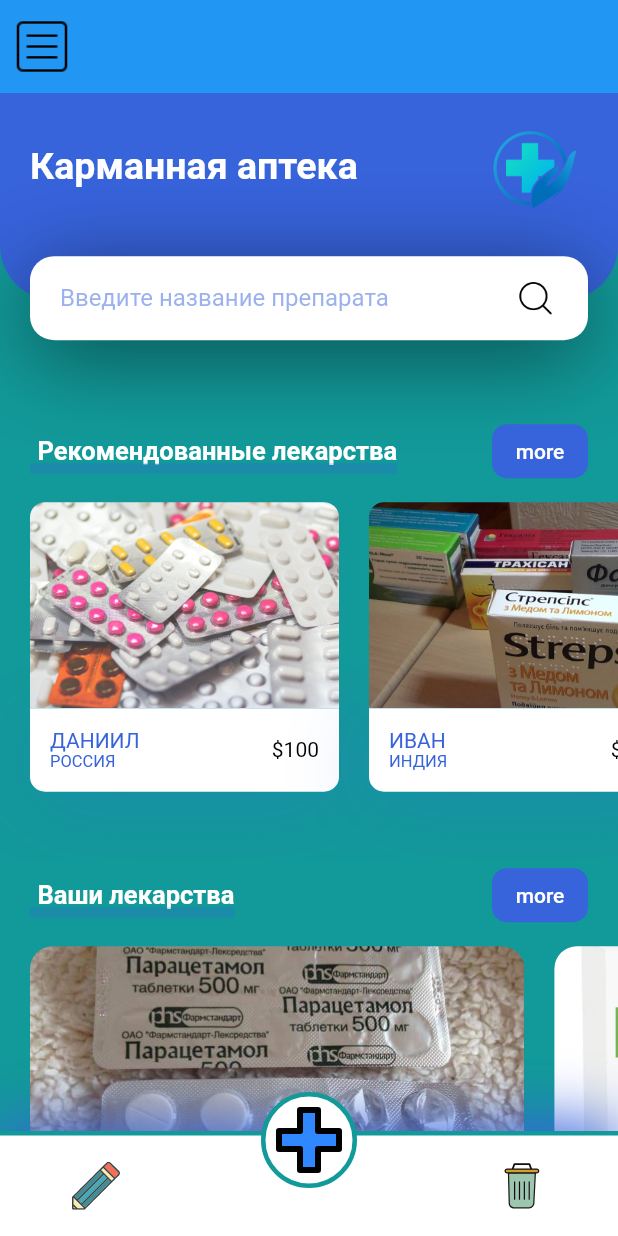
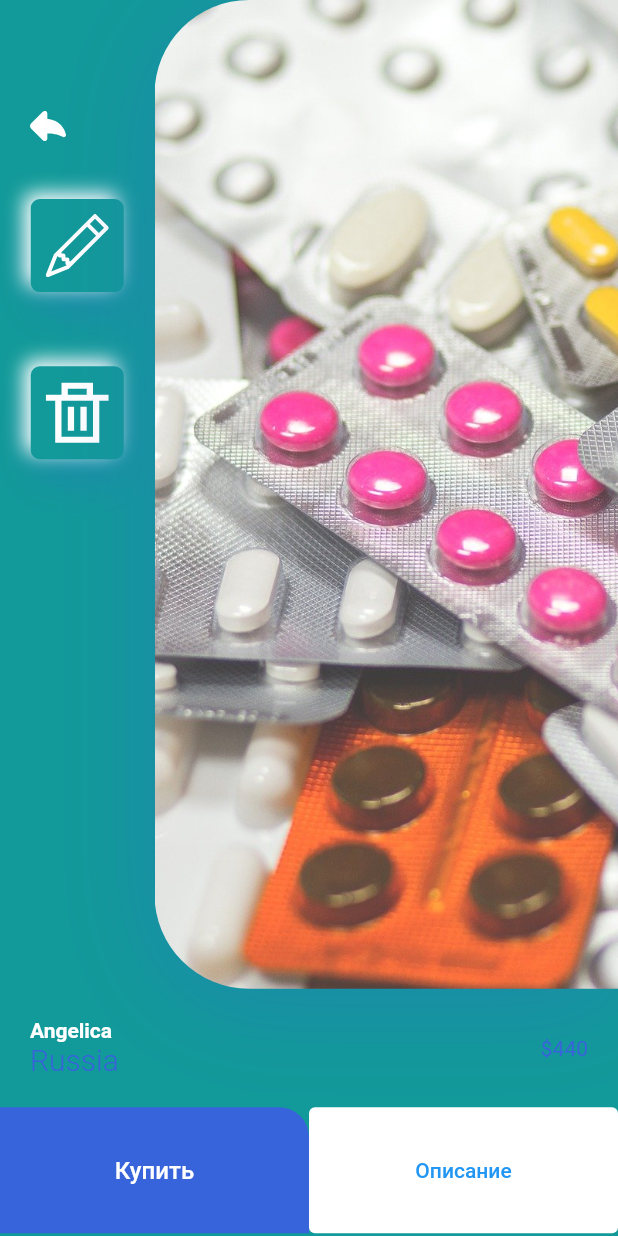
Before and after one commit to dev-Macintosh/Pocket_apteka, a Flutter app: the screen it shows after launch, after a tap on an icon or button, on a phone screen of 412 x 824 dp. Run offline on Flutter 3.47's test engine with Material 2 defaults, Android fonts, the phone set to English and light mode, and no system bars; our stand-ins replace flutter_svg.

Commit message:
basic functionally

```diff
--- /dev/null
+++ b/lib/screens/details/components/body.dart
@@ -0,0 +1,62 @@
+import 'package:flutter/material.dart';
+import 'package:flutter/src/widgets/framework.dart';
+import 'package:flutter/src/widgets/placeholder.dart';
+import 'package:pocket_apteka/constants.dart';
+
+import 'images_and_icons.dart';
+import 'title_and_price.dart';
+
+class Body extends StatelessWidget {
+  const Body({super.key});
+
+  @override
+  Widget build(BuildContext context) {
+    Size size = MediaQuery.of(context).size;
+    return SingleChildScrollView(
+      child: Column(
+        children: <Widget>[
+          ImageAndIcons(size: size),
+          TitleAndPrice(title: "Angelica", country: "Russia", price: 440),
+          SizedBox(height: kPaddingOffset),
+          Row(
+            crossAxisAlignment: CrossAxisAlignment.center,
+            children: <Widget>[
+              SizedBox(
+                width: size.width / 2,
+                height: 84,
+                child: TextButton(
+                  style: ButtonStyle(
+                    shape: MaterialStateProperty.all(RoundedRectangleBorder(
+                      borderRadius: BorderRadius.only(
+                        topRight: Radius.circular(20),
+                      ),
+                    )),
+                    backgroundColor: MaterialStateProperty.all(kPrimaryColor),
+                  ),
+                  onPressed: () {},
+                  child: Text(
+                    "Купить",
+                    style: TextStyle(
+                      color: Colors.white,
+                      fontSize: 16,
+                    ),
+                  ),
+                ),
+              ),
+              SizedBox(
+                height: 84,
+                width: size.width / 2,
+                child: TextButton(
+                  onPressed: () {},
+                  child: Text("Описание"),
+                  style: ButtonStyle(
+                      backgroundColor: MaterialStateProperty.all(Colors.white)),
+                ),
+              ),
+            ],
+          ),
+        ],
+      ),
+    );
+  }
+}
--- /dev/null
+++ b/lib/screens/details/components/icon_card.dart
@@ -0,0 +1,41 @@
+import 'package:flutter/material.dart';
+import 'package:flutter_svg/flutter_svg.dart';
+import 'package:pocket_apteka/constants.dart';
+
+
+class IconCard extends StatelessWidget {
+  const IconCard({
+    super.key,
+    this.icon="",
+  }) ;
+
+  final String icon;
+
+  @override
+  Widget build(BuildContext context) {
+    Size size = MediaQuery.of(context).size;
+    return Container(
+      margin: EdgeInsets.symmetric(vertical: size.height * 0.03),
+      padding: EdgeInsets.all(kPaddingOffset/ 2),
+      height: 62,
+      width: 62,
+      decoration: BoxDecoration(
+        color: kBackgroundColor,
+        borderRadius: BorderRadius.circular(6),
+        boxShadow: [
+          BoxShadow(
+            offset: Offset(0, 15),
+            blurRadius: 22,
+            color: kPrimaryColor.withOpacity(0.22),
+          ),
+          BoxShadow(
+            offset: Offset(-4, -4),
+            blurRadius: 10,
+            color: Colors.white,
+          ),
+        ],
+      ),
+      child: SvgPicture.asset(icon,color: Colors.white,),
+    );
+  }
+}
--- /dev/null
+++ b/lib/screens/details/components/images_and_icons.dart
@@ -0,0 +1,74 @@
+import 'package:flutter/material.dart';
+import 'package:flutter_svg/flutter_svg.dart';
+import 'package:pocket_apteka/constants.dart';
+
+
+import 'icon_card.dart';
+
+class ImageAndIcons extends StatelessWidget {
+  const ImageAndIcons({
+    super.key,
+    required this.size,
+  });
+
+  final Size size;
+
+  @override
+  Widget build(BuildContext context) {
+    return Padding(
+      padding: const EdgeInsets.only(bottom: kPaddingOffset),
+      child: SizedBox(
+        height: size.height * 0.8,
+        child: Row(
+          children: <Widget>[
+            Expanded(
+              child: Padding(
+                padding:
+                    const EdgeInsets.symmetric(vertical: kPaddingOffset * 3),
+                child: Column(
+                  children: <Widget>[
+                    Align(
+                      alignment: Alignment.topLeft,
+                      child: IconButton(
+                        padding:
+                            EdgeInsets.symmetric(horizontal: kPaddingOffset),
+                        icon: SvgPicture.asset("assets/icons/back_arrow.svg",color: Colors.white,),
+                        onPressed: () {
+                          Navigator.pop(context);
+                        },
+                      ),
+                    ),
+                    IconCard(icon: "assets/icons/pencil_edit.svg"),
+                    IconCard(icon: "assets/icons/delete_edit.svg"),
+                  ],
+                ),
+              ),
+            ),
+            Container(
+              height: size.height * 0.8,
+              width: size.width * 0.75,
+              decoration: BoxDecoration(
+                borderRadius: BorderRadius.only(
+                  topLeft: Radius.circular(63),
+                  bottomLeft: Radius.circular(63),
+                ),
+                boxShadow: [
+                  BoxShadow(
+                    offset: Offset(0, 10),
+                    blurRadius: 60,
+                    color: kPrimaryColor.withOpacity(0.29),
+                  ),
+                ],
+                image: DecorationImage(
+                  alignment: Alignment.centerLeft,
+                  fit: BoxFit.cover,
+                  image: AssetImage("assets/images/medicament_1.jpg"),
+                ),
+              ),
+            ),
+          ],
+        ),
+      ),
+    );
+  }
+}
--- /dev/null
+++ b/lib/screens/details/components/title_and_price.dart
@@ -0,0 +1,49 @@
+import 'package:flutter/material.dart';
+import 'package:pocket_apteka/constants.dart';
+
+
+class TitleAndPrice extends StatelessWidget {
+  const TitleAndPrice({
+    super.key,
+    this.title,
+    this.country,
+    this.price,
+  });
+
+  final String? title, country;
+  final int? price;
+
+  @override
+  Widget build(BuildContext context) {
+    return Padding(
+      padding: const EdgeInsets.symmetric(horizontal: kPaddingOffset),
+      child: Row(
+        children: <Widget>[
+          RichText(
+            text: TextSpan(
+              children: [
+                TextSpan(
+                  text: "$title\n",
+                  style: TextStyle(color: kTextcolor, fontWeight: FontWeight.bold),
+                ),
+                TextSpan(
+                  text: country,
+                  style: TextStyle(
+                    fontSize: 20,
+                    color: kPrimaryColor,
+                    fontWeight: FontWeight.w300,
+                  ),
+                ),
+              ],
+            ),
+          ),
+          Spacer(),
+          Text(
+            "\$$price",
+            style: TextStyle(color: kPrimaryColor),
+          )
+        ],
+      ),
+    );
+  }
+}
--- /dev/null
+++ b/lib/screens/details/details_screen.dart
@@ -0,0 +1,16 @@
+import 'package:flutter/material.dart';
+import 'package:flutter/src/widgets/framework.dart';
+import 'package:flutter/src/widgets/placeholder.dart';
+
+import 'components/body.dart';
+
+class DetailScreen extends StatelessWidget {
+  const DetailScreen({super.key});
+
+  @override
+  Widget build(BuildContext context) {
+    return Scaffold(
+      body: Body()
+    );
+  }
+}
--- a/lib/screens/home/components/recommended_medicaments.dart
+++ b/lib/screens/home/components/recommended_medicaments.dart
@@ -1,5 +1,6 @@
 import 'package:flutter/material.dart';
 import 'package:pocket_apteka/constants.dart';
+import 'package:pocket_apteka/screens/details/details_screen.dart';
 
 class RecommendedMedicaments extends StatelessWidget {
   const RecommendedMedicaments({
@@ -15,21 +16,39 @@
           children: [
             RecommendedMedicament(
               imageSrc: "assets/images/medicament_1.jpg",
-              press: () => {},
+              press: () => {
+                Navigator.push(
+                    context,
+                    MaterialPageRoute(
+                      builder: (context) => DetailScreen(),
+                    ))
+              },
               price: "100",
               name: "Даниил",
               country: "Россия",
             ),
             RecommendedMedicament(
               imageSrc: "assets/images/medicament_2.jpg",
-              press: () => {},
+              press: () => {
+                Navigator.push(
+                    context,
+                    MaterialPageRoute(
+                      builder: (context) => DetailScreen(),
+                    ))
+              },
               price: "200",
               name: "Иван",
               country: "Индия",
             ),
             RecommendedMedicament(
               imageSrc: "assets/images/medicament_3.jpg",
-              press: () => {},
+              press: () => {
+                Navigator.push(
+                    context,
+                    MaterialPageRoute(
+                      builder: (context) => DetailScreen(),
+                    ))
+              },
               price: "300",
               name: "Витя",
               country: "США",
```
Also changed, not shown: assets/icons/back_arrow.svg (added), assets/icons/delete_edit.svg (added), assets/icons/pencil_edit.svg (added). Lines whose indentation alone changed are shown as unchanged.
